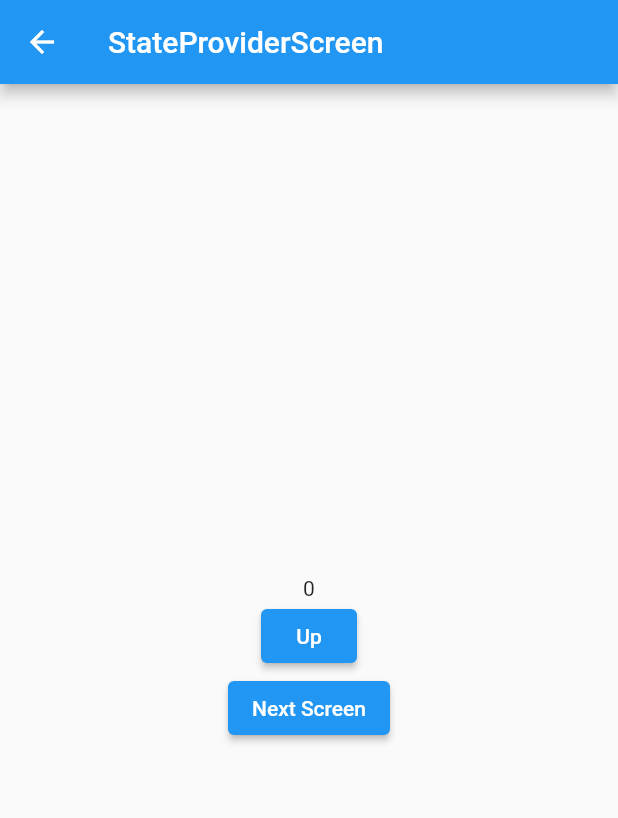
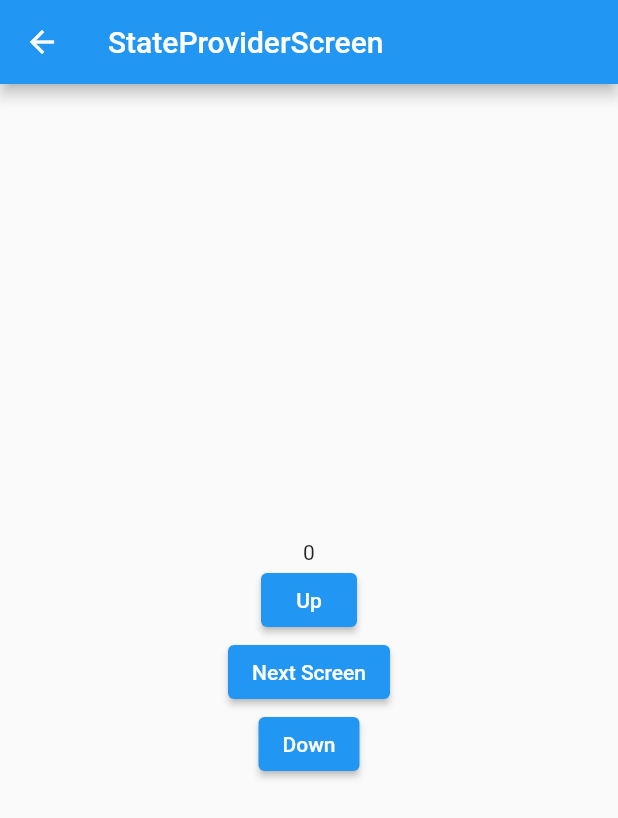
Before and after one commit to DongWooKim97/provider_practice, a Flutter app: the screen it shows after launch, after a tap on "StateProviderScreen", on a phone screen of 412 x 824 dp. Shown: the top 818 px of the screen. Run offline on Flutter 3.47's test engine with Material 2 defaults, Android fonts, the phone set to English and light mode, and no system bars; our stand-ins replace flutter_riverpod.

Commit message:
StateProvider 실습

```diff
--- a/lib/screen/state_provider_screen.dart
+++ b/lib/screen/state_provider_screen.dart
@@ -28,13 +28,17 @@ class StateProviderScreen extends ConsumerWidget {
             ),
             ElevatedButton(
               onPressed: () {
-                Navigator.of(context).push(
-                  MaterialPageRoute(builder: (_) => _NextScreen())
-                );
+                Navigator.of(context).push(MaterialPageRoute(builder: (_) => _NextScreen()));
               },
               child: Text('Next Screen'),
             ),
-
+            ElevatedButton(
+              onPressed: () {
+                int state = ref.read(numberProvider.notifier).state;
+                ref.read(numberProvider.notifier).state = state - 1;
+              },
+              child: Text('Down'),
+            ),
           ],
         ),
       ),
@@ -72,5 +76,5 @@ class _NextScreen extends ConsumerWidget {
   }
 }
 
-
 // ★동일한 프로바이더만 watch하고 있다면 간단하게 어디서든 서로 데이터를 넘겨줄 필요없이 같은 프로바이더를 불러옴으로써 공유할 수 있다.
+// 값을 바꾸고 싶을때는 프로바이더이름 뒤에 notifier를 붙인다.
```
